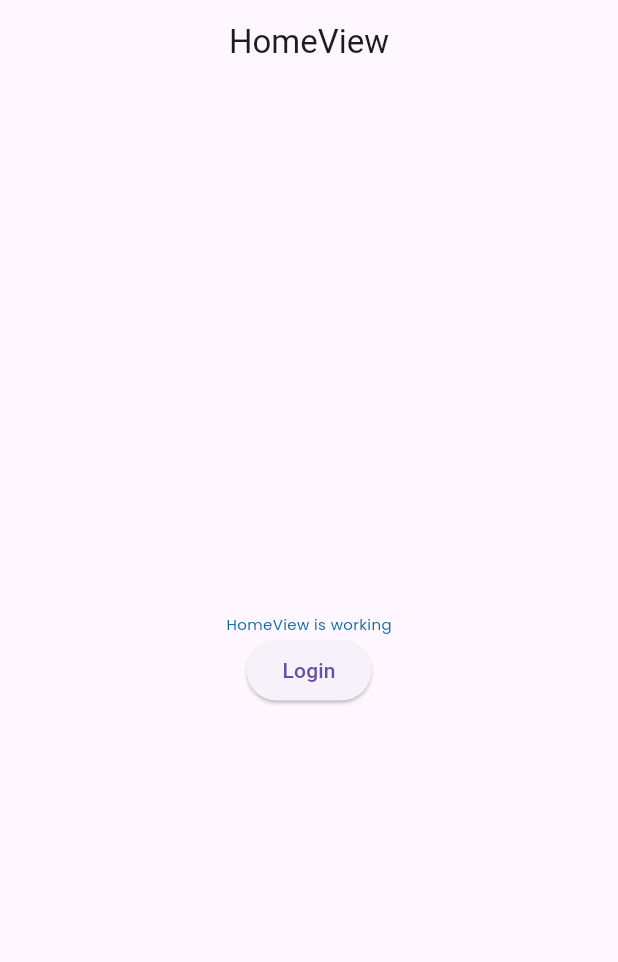
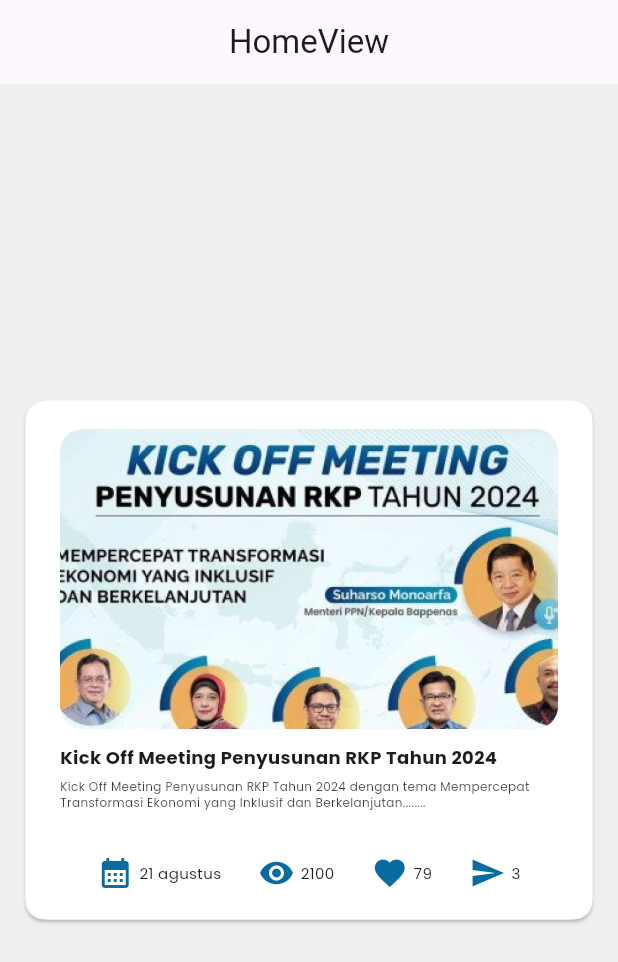
Before and after one commit to hafizzibrahim/IPA-Test, a Flutter app: the screen it shows after launch, on a phone screen of 412 x 824 dp. Shown: the top 962 px of the screen. Run offline on Flutter 3.47's test engine with Material 3 defaults, Android fonts, the phone set to English and light mode, and no system bars; our stand-ins replace get, google_fonts.

Commit message:
add program card

```diff
--- a/lib/app/modules/home/views/home_view.dart
+++ b/lib/app/modules/home/views/home_view.dart
@@ -1,8 +1,6 @@
 import 'package:flutter/material.dart';
-
 import 'package:get/get.dart';
-import 'package:maritimmuda_connect/app/modules/login/views/login_view.dart';
-
+import '../../widget/program_card.dart';
 import '../controllers/home_controller.dart';
 import 'package:maritimmuda_connect/themes.dart';
 
@@ -11,23 +9,22 @@ class HomeView extends GetView<HomeController> {
   @override
   Widget build(BuildContext context) {
     return Scaffold(
+      backgroundColor: neutral02Color,
       appBar: AppBar(
         title: const Text('HomeView'),
         centerTitle: true,
       ),
-      body: Center(
+      body: const Center(
         child: Column(
           mainAxisAlignment: MainAxisAlignment.center,
           children: [
-            Text(
-              'HomeView is working',
-              style: regulerText10.copyWith(color: primaryDarkBlueColor),
+            ProgramCard(
+              image: "assets/images/eventimage.png",
+              date: "21 agustus",
+              textTitle: "Kick Off Meeting Penyusunan RKP Tahun 2024",
+              textSubTitle:
+                  "Kick Off Meeting Penyusunan RKP Tahun 2024 dengan tema Mempercepat Transformasi Ekonomi yang Inklusif dan Berkelanjutan........",
             ),
-            ElevatedButton(
-                onPressed: () {
-                  Get.to(() => LoginView());
-                },
-                child: const Text("Login"))
           ],
         ),
       ),
--- /dev/null
+++ b/lib/app/modules/widget/program_card.dart
@@ -0,0 +1,104 @@
+import 'package:flutter/material.dart';
+
+import '../../../themes.dart';
+
+class ProgramCard extends StatelessWidget {
+  const ProgramCard(
+      {super.key,
+      required this.image,
+      required this.date,
+      required this.textTitle,
+      required this.textSubTitle});
+
+  final String image;
+  final String date;
+  final String textTitle;
+  final String textSubTitle;
+
+  @override
+  Widget build(BuildContext context) {
+    return InkWell(
+      onTap: () {},
+      borderRadius: BorderRadius.circular(15),
+      child: Card(
+        elevation: 1,
+        child: Container(
+          width: 378,
+          decoration: BoxDecoration(
+              color: neutral01Color, borderRadius: BorderRadius.circular(15)),
+          padding:
+              const EdgeInsets.only(left: 23, top: 19, right: 23, bottom: 19),
+          child: Column(
+            crossAxisAlignment: CrossAxisAlignment.start,
+            children: [
+              Container(
+                height: 200,
+                decoration: BoxDecoration(
+                    borderRadius: BorderRadius.circular(15),
+                    image: DecorationImage(
+                        image: AssetImage(image), fit: BoxFit.cover)),
+              ),
+              const SizedBox(height: 10),
+              Text(textTitle, style: boldText12),
+              const SizedBox(height: 5),
+              Opacity(
+                opacity: 0.76,
+                child: Text(
+                  textSubTitle,
+                  style: regulerText8.copyWith(color: neutral04Color),
+                ),
+              ),
+              const SizedBox(height: 30),
+              Row(
+                mainAxisAlignment: MainAxisAlignment.spaceEvenly,
+                children: [
+                  Row(
+                    children: [
+                      Icon(Icons.calendar_month, color: primaryDarkBlueColor),
+                      const SizedBox(width: 4),
+                      Text(
+                        date,
+                        style: regulerText10,
+                      )
+                    ],
+                  ),
+                  Row(
+                    children: [
+                      Icon(Icons.remove_red_eye_sharp,
+                          color: primaryDarkBlueColor),
+                      const SizedBox(width: 4),
+                      Text(
+                        "2100",
+                        style: regulerText10,
+                      )
+                    ],
+                  ),
+                  Row(
+                    children: [
+                      Icon(Icons.favorite, color: primaryDarkBlueColor),
+                      const SizedBox(width: 4),
+                      Text(
+                        "79",
+                        style: regulerText10,
+                      )
+                    ],
+                  ),
+                  Row(
+                    children: [
+                      Icon(Icons.send, color: primaryDarkBlueColor),
+                      const SizedBox(width: 4),
+                      Text(
+                        "3",
+                        style: regulerText10,
+                      )
+                    ],
+                  ),
+                ],
+              )
+            ],
+          ),
+        ),
+      ),
+    );
+  }
+}
--- a/lib/themes.dart
+++ b/lib/themes.dart
@@ -1,7 +1,7 @@
 import 'package:flutter/material.dart';
 import 'package:google_fonts/google_fonts.dart';
 
-Color neutral01Color = const Color(0xFFEBEBEB);
+Color neutral01Color = const Color(0xFFFFFFFF);
 Color neutral02Color = const Color(0xFFEFEFEF);
 Color neutral03Color = const Color(0xFFB3B3B3);
 Color neutral04Color = const Color(0xFF000000);
@@ -19,6 +19,7 @@ TextStyle lightText12 = GoogleFonts.poppins(fontSize: 12, fontWeight: reguler);
 TextStyle lightText14 = GoogleFonts.poppins(fontSize: 14, fontWeight: reguler);
 
 // REGULER TEXT
+TextStyle regulerText8 = GoogleFonts.poppins(fontSize: 8, fontWeight: reguler);
 TextStyle regulerText9 = GoogleFonts.poppins(fontSize: 9, fontWeight: reguler);
 TextStyle regulerText10 =
     GoogleFonts.poppins(fontSize: 10, fontWeight: reguler);
```
Also changed, not shown: assets/images/eventimage.png (added), lib/app/modules/widget/button.dart (added).
